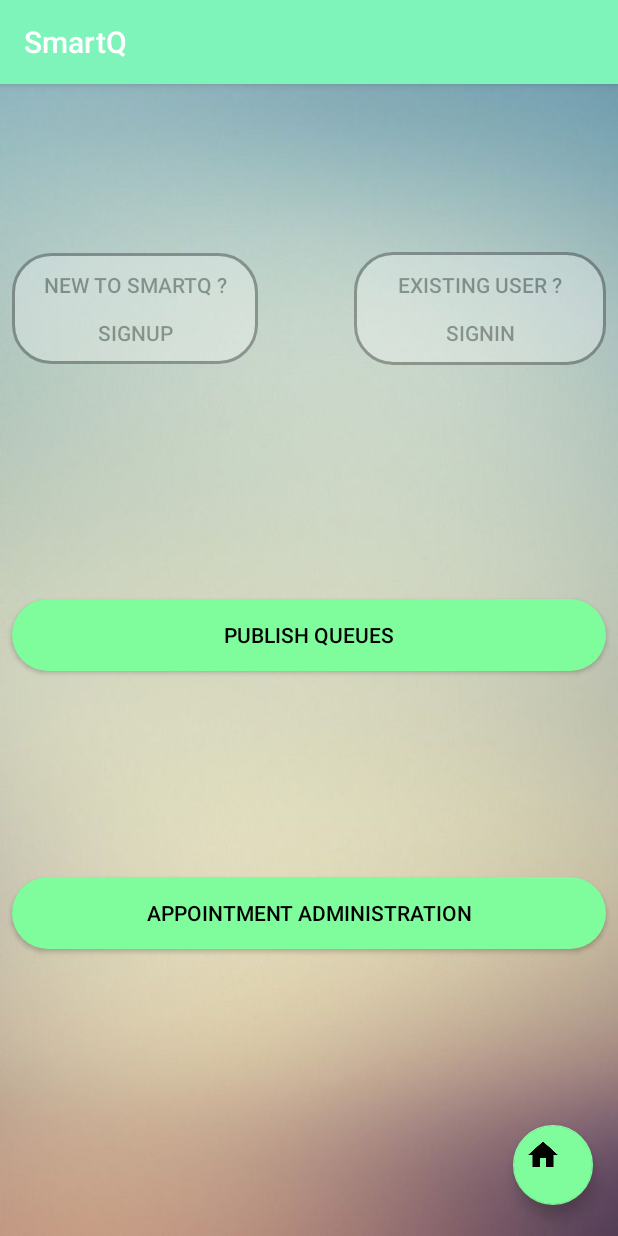
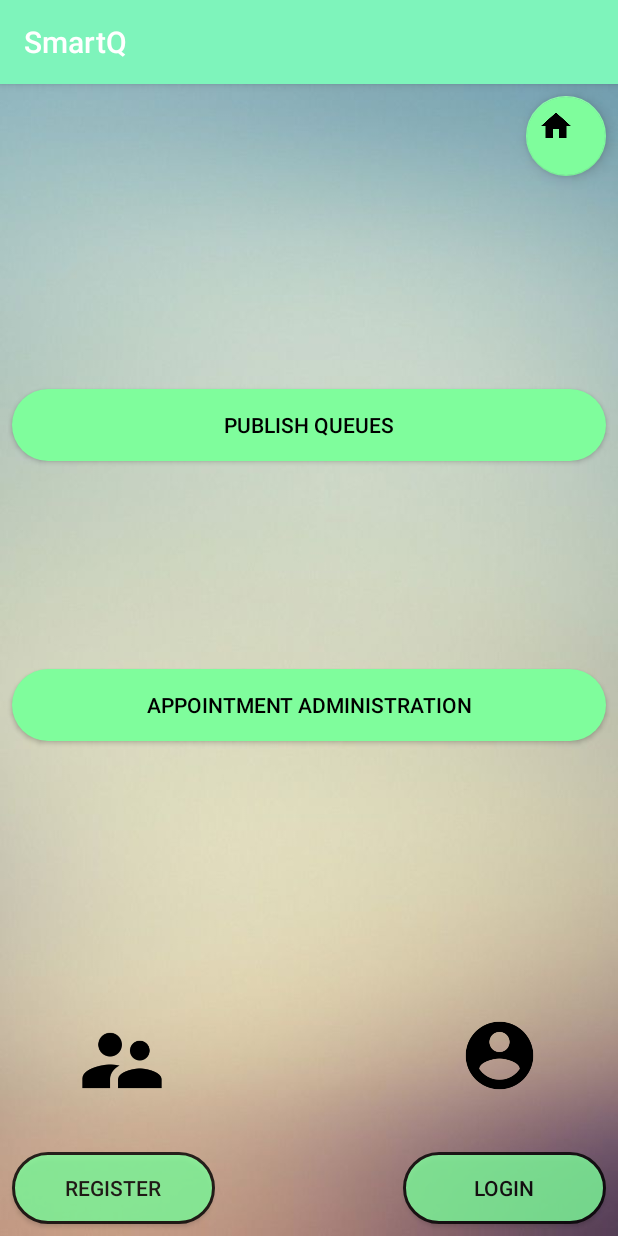
Before and after one commit to dev-0509/EasyWait, an Android app: the ChoiceActivity screen opened directly, with no data from a screen before it, on a phone screen of 412 x 824 dp. Run offline under Robolectric (Android 15) with nearby library versions, the light colour scheme and no system bars; our stand-ins replace Volley; network calls fail.

```diff
--- a/app/src/main/java/com/example/weapon_x/smartq/AppointmentsActivity.java
+++ b/app/src/main/java/com/example/weapon_x/smartq/AppointmentsActivity.java
@@ -17,7 +17,6 @@ import android.widget.TextView;
 import android.widget.Toast;
 
 import com.android.volley.AuthFailureError;
-import com.android.volley.NetworkResponse;
 import com.android.volley.Request;
 import com.android.volley.RequestQueue;
 import com.android.volley.Response;
@@ -30,8 +29,6 @@ import org.json.JSONObject;
 
 import java.util.HashMap;
 import java.util.Map;
-
-import static com.example.weapon_x.smartq.RegisterActivity.MyPreferences;
 
 public class AppointmentsActivity extends AppCompatActivity implements View.OnClickListener {
 
@@ -58,8 +55,6 @@ public class AppointmentsActivity extends AppCompatActivity implements View.OnCl
 
     @Override
     protected void onCreate(Bundle savedInstanceState) {
-
-        final SharedPreferences shared = getSharedPreferences("MyPrefs" , Context.MODE_PRIVATE);
 
         super.onCreate(savedInstanceState);
         setContentView(R.layout.activity_appointments);
@@ -111,7 +106,6 @@ public class AppointmentsActivity extends AppCompatActivity implements View.OnCl
     private void populateListOfQueues () {
 
         final SharedPreferences shared = getSharedPreferences("MyPrefs" , Context.MODE_PRIVATE);
-        final SharedPreferences.Editor editor = shared.edit();
 
         fetchAccessToken();
 
--- a/app/src/main/java/com/example/weapon_x/smartq/ChoiceActivity.java
+++ b/app/src/main/java/com/example/weapon_x/smartq/ChoiceActivity.java
@@ -9,6 +9,7 @@ import android.os.Bundle;
 import android.view.Gravity;
 import android.view.View;
 import android.widget.Button;
+import android.widget.ImageView;
 import android.widget.Toast;
 
 import com.android.volley.AuthFailureError;
@@ -33,10 +34,13 @@ public class ChoiceActivity extends AppCompatActivity implements View.OnClickLis
 
     String access_token;
 
-    private Button register;
+    private Button signup;
     private Button signin;
     private Button publishButton;
     private Button appointmentsButton;
+
+    private ImageView register;
+    private ImageView login;
 
     private FloatingActionButton home;
 
@@ -46,15 +50,20 @@ public class ChoiceActivity extends AppCompatActivity implements View.OnClickLis
         super.onCreate(savedInstanceState);
         setContentView(R.layout.activity_choice);
 
-        register = (Button) findViewById(R.id.newUser);
+        signup = (Button) findViewById(R.id.newUser);
         signin = (Button) findViewById(R.id.buttonSignin);
         publishButton = (Button) findViewById(R.id.buttonPublish);
         appointmentsButton = (Button) findViewById(R.id.buttonAppointments);
 
+        register = (ImageView) findViewById(R.id.registerImage);
+        login = (ImageView) findViewById(R.id.loginImage);
+
         home = (FloatingActionButton) findViewById(R.id.homeFAB);
 
+        signup.setOnClickListener( this );
+        signin.setOnClickListener( this );
         register.setOnClickListener( this );
-        signin.setOnClickListener( this );
+        login.setOnClickListener( this );
         publishButton.setOnClickListener( this );
         home.setOnClickListener( this );
         appointmentsButton.setOnClickListener( this );
@@ -97,11 +106,6 @@ public class ChoiceActivity extends AppCompatActivity implements View.OnClickLis
                                 access_token = json.getString( "token" );
                                 editor.putString( "access_token" , access_token );
                                 editor.apply();
-
-                                Intent i = new Intent(ChoiceActivity.this , PublishActivity.class);
-
-                                i.putExtra( "token" , access_token );
-                                startActivity( i );
 
                             } catch ( Exception e) {
 
@@ -151,14 +155,14 @@ public class ChoiceActivity extends AppCompatActivity implements View.OnClickLis
     @Override
     public void onClick ( View view ) {
 
-        if ( view == register ) {
+        if ( view == signup || view == register ) {
 
             Intent i = new Intent(ChoiceActivity.this , RegisterActivity.class);
             startActivity( i );
 
         }
 
-        if ( view == signin ) {
+        if ( view == signin || view == login ) {
 
             Intent i = new Intent(ChoiceActivity.this , LoginActivity.class);
             startActivity( i );
@@ -168,6 +172,11 @@ public class ChoiceActivity extends AppCompatActivity implements View.OnClickLis
         if( view == publishButton ) {
 
             checkIfRegistered();
+
+            Intent i = new Intent(ChoiceActivity.this , PublishActivity.class);
+
+            i.putExtra( "token" , access_token );
+            startActivity( i );
 
         }
 
@@ -180,8 +189,10 @@ public class ChoiceActivity extends AppCompatActivity implements View.OnClickLis
 
         if ( view == appointmentsButton ) {
 
-            Intent i = new Intent(ChoiceActivity.this , AppointmentsActivity.class);
-            startActivity( i );
+            checkIfRegistered();
+
+            Intent i = new Intent(ChoiceActivity.this, AppointmentsActivity.class);
+            startActivity(i);
 
         }
     }
--- a/app/src/main/res/drawable/roundedbutton.xml
+++ b/app/src/main/res/drawable/roundedbutton.xml
@@ -6,4 +6,5 @@ android:shape="rectangle">
         android:bottomLeftRadius="50dp"
         android:topRightRadius="50dp"
         android:topLeftRadius="50dp"/>
+    <stroke android:width="3px" android:color="#FF000000" />
 </shape>
--- a/app/src/main/res/drawable/roundedbutton2.xml
+++ b/app/src/main/res/drawable/roundedbutton2.xml
@@ -1,10 +1,9 @@
 <?xml version="1.0" encoding="utf-8"?>
 <shape xmlns:android="http://schemas.android.com/apk/res/android"
 android:shape="rectangle">
-    <solid android:color="#eeffffff" />
+    <solid android:color="#7ffd9c" />
     <corners android:bottomRightRadius="25dp"
         android:bottomLeftRadius="25dp"
         android:topRightRadius="25dp"
         android:topLeftRadius="25dp"/>
-    <stroke android:width="3px" android:color="#FF000000" />
 </shape>
--- a/app/src/main/res/layout/activity_appointments.xml
+++ b/app/src/main/res/layout/activity_appointments.xml
@@ -35,7 +35,7 @@
         android:layout_marginRight="8dp"
         android:layout_marginStart="8dp"
         android:layout_marginTop="8dp"
-        android:background="@drawable/roundedbutton"
+        android:background="@drawable/roundedbutton2"
         android:text="@string/bookappointment"
         android:textColor="@android:color/black"
         app:layout_constraintBottom_toBottomOf="parent"
--- a/app/src/main/res/layout/activity_bookings.xml
+++ b/app/src/main/res/layout/activity_bookings.xml
@@ -17,7 +17,7 @@
         android:layout_marginRight="8dp"
         android:layout_marginStart="8dp"
         android:layout_marginTop="8dp"
-        android:background="@drawable/roundedbutton"
+        android:background="@drawable/roundedbutton2"
         android:text="@string/fetch_appointments"
         android:textColor="@android:color/black"
         app:layout_constraintBottom_toBottomOf="parent"
@@ -75,7 +75,7 @@
         android:layout_marginRight="8dp"
         android:layout_marginStart="8dp"
         android:layout_marginTop="8dp"
-        android:background="@drawable/roundedbutton"
+        android:background="@drawable/roundedbutton2"
         android:text="@string/cancel"
         android:textColor="@android:color/black"
         app:layout_constraintBottom_toBottomOf="parent"
@@ -95,7 +95,7 @@
         android:layout_marginRight="8dp"
         android:layout_marginStart="8dp"
         android:layout_marginTop="8dp"
-        android:background="@drawable/roundedbutton"
+        android:background="@drawable/roundedbutton2"
         android:text="@string/book"
         android:textColor="@android:color/black"
         app:layout_constraintBottom_toBottomOf="parent"
--- a/app/src/main/res/layout/activity_choice.xml
+++ b/app/src/main/res/layout/activity_choice.xml
@@ -8,49 +8,81 @@
     android:background="@drawable/background2"
     tools:context="com.example.weapon_x.smartq.ChoiceActivity">
 
-    <Button
-        android:id="@+id/buttonSignin"
-        android:text="@string/action_signin"
-        android:textColor="@color/black"
-        android:layout_width="168dp"
-        android:layout_height="75dp"
+    <ImageView
+        android:id="@+id/registerImage"
+        android:layout_width="77dp"
+        android:layout_height="63dp"
         android:layout_marginBottom="8dp"
         android:layout_marginLeft="8dp"
         android:layout_marginRight="8dp"
         android:layout_marginTop="8dp"
-        android:alpha="0.3"
-        android:background="@drawable/roundedbutton2"
         app:layout_constraintBottom_toBottomOf="parent"
-        app:layout_constraintHorizontal_bias="1.0"
+        app:layout_constraintHorizontal_bias="0.109"
         app:layout_constraintLeft_toLeftOf="parent"
         app:layout_constraintRight_toRightOf="parent"
         app:layout_constraintTop_toTopOf="parent"
-        app:layout_constraintVertical_bias="0.154" />
+        app:layout_constraintVertical_bias="0.888"
+        app:srcCompat="@drawable/ic_supervisor_account_black_48dp" />
+
+    <ImageView
+        android:id="@+id/loginImage"
+        android:layout_width="66dp"
+        android:layout_height="54dp"
+        android:layout_marginBottom="2dp"
+        android:layout_marginLeft="8dp"
+        android:layout_marginRight="8dp"
+        android:layout_marginTop="8dp"
+        app:layout_constraintBottom_toBottomOf="parent"
+        app:layout_constraintLeft_toLeftOf="parent"
+        app:layout_constraintRight_toRightOf="parent"
+        app:layout_constraintTop_toTopOf="parent"
+        app:layout_constraintVertical_bias="0.87"
+        app:srcCompat="@drawable/ic_account_circle_black_48dp"
+        app:layout_constraintHorizontal_bias="0.884" />
 
     <Button
         android:id="@+id/newUser"
-        android:layout_width="164dp"
-        android:layout_height="74dp"
+        android:layout_width="135dp"
+        android:layout_height="48dp"
         android:layout_marginBottom="8dp"
         android:layout_marginLeft="8dp"
         android:layout_marginRight="8dp"
         android:layout_marginTop="8dp"
-        android:alpha="0.3"
         android:text="@string/action_signup"
-        android:background="@drawable/roundedbutton2"
+        android:background="@drawable/roundedbutton"
+        android:alpha="0.8"
         android:textColor="@color/black"
         app:layout_constraintBottom_toBottomOf="parent"
         app:layout_constraintHorizontal_bias="0.0"
         app:layout_constraintLeft_toLeftOf="parent"
         app:layout_constraintRight_toRightOf="parent"
         app:layout_constraintTop_toTopOf="parent"
-        app:layout_constraintVertical_bias="0.154" />
+        app:layout_constraintVertical_bias="1.0" />
+
+    <Button
+        android:id="@+id/buttonSignin"
+        android:layout_width="135dp"
+        android:layout_height="48dp"
+        android:layout_marginBottom="8dp"
+        android:layout_marginLeft="8dp"
+        android:layout_marginRight="8dp"
+        android:layout_marginTop="8dp"
+        android:background="@drawable/roundedbutton"
+        android:alpha="0.8"
+        android:text="@string/action_signin"
+        android:textColor="@color/black"
+        app:layout_constraintBottom_toBottomOf="parent"
+        app:layout_constraintHorizontal_bias="1.0"
+        app:layout_constraintLeft_toLeftOf="parent"
+        app:layout_constraintRight_toRightOf="parent"
+        app:layout_constraintTop_toTopOf="parent"
+        app:layout_constraintVertical_bias="1.0" />
 
     <Button
         android:id="@+id/buttonAppointments"
         android:layout_width="0dp"
         android:layout_height="wrap_content"
-        android:background="@drawable/roundedbutton"
+        android:background="@drawable/roundedbutton2"
         android:text="@string/appointment_admin"
         android:textColor="@android:color/black"
         app:layout_constraintBottom_toBottomOf="parent"
@@ -62,7 +94,7 @@
         android:layout_marginLeft="8dp"
         app:layout_constraintLeft_toLeftOf="parent"
         app:layout_constraintHorizontal_bias="0.0"
-        app:layout_constraintVertical_bias="0.74"
+        app:layout_constraintVertical_bias="0.543"
         android:layout_marginStart="8dp"
         android:layout_marginEnd="8dp" />
 
@@ -76,7 +108,7 @@
         android:layout_marginRight="8dp"
         android:layout_marginStart="8dp"
         android:layout_marginTop="8dp"
-        android:background="@drawable/roundedbutton"
+        android:background="@drawable/roundedbutton2"
         android:text="@string/publish"
         android:textColor="@android:color/black"
         app:layout_constraintBottom_toBottomOf="parent"
@@ -84,7 +116,7 @@
         app:layout_constraintLeft_toLeftOf="parent"
         app:layout_constraintRight_toRightOf="parent"
         app:layout_constraintTop_toTopOf="parent"
-        app:layout_constraintVertical_bias="0.476" />
+        app:layout_constraintVertical_bias="0.277" />
 
     <android.support.design.widget.FloatingActionButton
         android:id="@+id/homeFAB"
@@ -101,9 +133,7 @@
         app:layout_constraintRight_toRightOf="parent"
         app:layout_constraintBottom_toBottomOf="parent"
         android:layout_marginBottom="8dp"
-        app:layout_constraintHorizontal_bias="0.974"
-        app:layout_constraintVertical_bias="0.982"
-        tools:layout_editor_absoluteY="442dp"
-        tools:layout_editor_absoluteX="310dp" />
+        app:layout_constraintHorizontal_bias="1.0"
+        app:layout_constraintVertical_bias="0.0" />
 
 </android.support.constraint.ConstraintLayout>
--- a/app/src/main/res/values/strings.xml
+++ b/app/src/main/res/values/strings.xml
@@ -7,9 +7,9 @@
     <string name="prompt_email">Got an Email ?</string>
     <string name="prompt_name">What should I call you ?</string>
     <string name="prompt_password">Your Password</string>
-    <string name="action_signup">NEW TO SMARTQ ?\n\nSIGNUP</string>
+    <string name="action_signup">Register</string>
     <string name="action_register">Register</string>
-    <string name="action_signin">Existing User ?\n\nSIGNIN</string>
+    <string name="action_signin">Login</string>
     <string name="error_invalid_email">This email address is invalid</string>
     <string name="error_invalid_password">This password is too short</string>
     <string name="error_incorrect_password">This password is incorrect</string>
```
